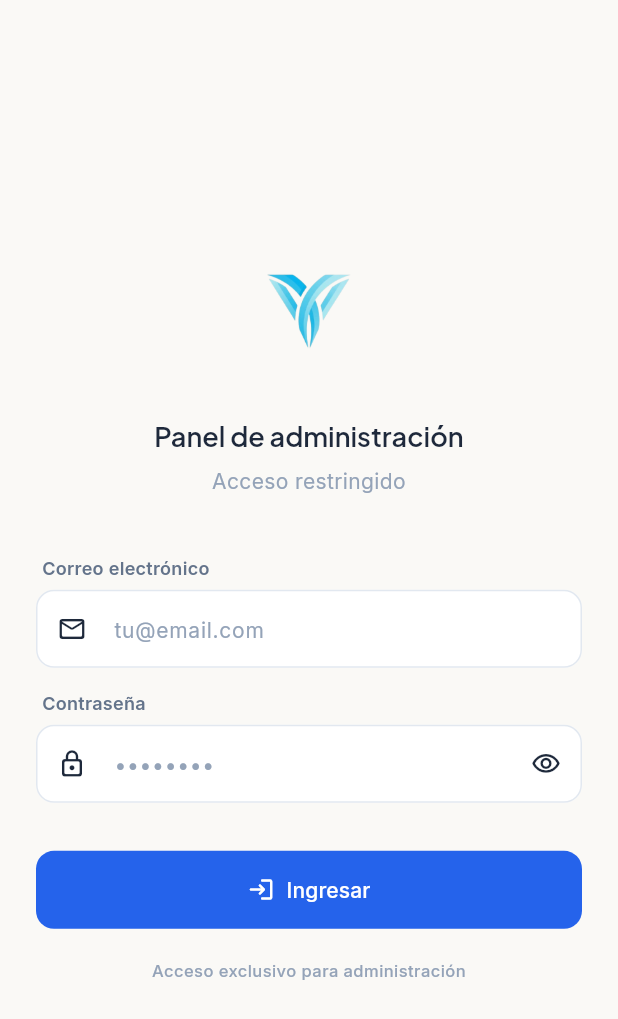
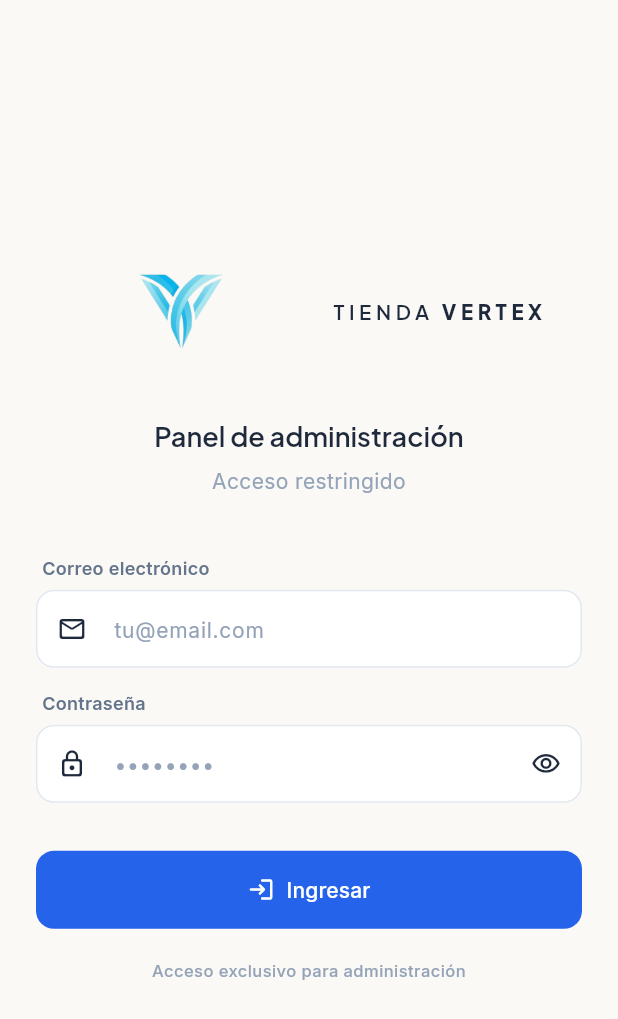
Before and after one commit to Daniel371-lab/Tienda-vertex, a Flutter app: the screen it shows after launch, on a phone screen of 412 x 824 dp. Shown: the top 1019 px of the screen. Run offline on Flutter 3.47's test engine with Material 3 defaults, Android fonts, the phone set to English and light mode, and no system bars; our stand-ins replace cached_network_image, cloud_firestore, firebase_analytics, firebase_auth, firebase_core, firebase_storage and 8 more; accounts and stored records are empty.

Commit message:
Nuevo logo

```diff
--- a/lib/core/widgets/vertex_logo.dart
+++ b/lib/core/widgets/vertex_logo.dart
@@ -1,8 +1,9 @@
 import 'package:flutter/material.dart';
+import 'package:google_fonts/google_fonts.dart';
 
 import '../../app/theme/app_colors.dart';
 
-/// Marca gráfica de Tienda Vertex.
+/// Marca gráfica de Tienda Vertex: logo PNG + wordmark.
 class VertexLogo extends StatelessWidget {
   const VertexLogo({
     super.key,
@@ -21,10 +22,41 @@ class VertexLogo extends StatelessWidget {
 
   @override
   Widget build(BuildContext context) {
-    return Image.asset(
-      'assets/images/logo_vertex.png',
-      height: markSize * 1.4,
-      fit: BoxFit.contain,
+    return Row(
+      mainAxisSize: MainAxisSize.min,
+      crossAxisAlignment: CrossAxisAlignment.center,
+      children: [
+        Image.asset(
+          'assets/images/logo_vertex.png',
+          height: markSize * 1.4,
+          fit: BoxFit.contain,
+        ),
+        if (showWordmark) ...[
+          SizedBox(width: markSize * 0.5),
+          RichText(
+            text: TextSpan(
+              style: GoogleFonts.plusJakartaSans(
+                fontSize: wordmarkSize * 0.62,
+                fontWeight: FontWeight.w600,
+                letterSpacing: wordmarkSize * 0.14,
+                color: textColor,
+              ),
+              children: [
+                const TextSpan(text: 'TIENDA '),
+                TextSpan(
+                  text: 'VERTEX',
+                  style: GoogleFonts.plusJakartaSans(
+                    fontSize: wordmarkSize * 0.62,
+                    fontWeight: FontWeight.w800,
+                    letterSpacing: wordmarkSize * 0.14,
+                    color: textColor,
+                  ),
+                ),
+              ],
+            ),
+          ),
+        ],
+      ],
     );
   }
 }
```
Also changed, not shown: lib/features/admin_cpanel/widgets/ocr_import_dialog.dart (+148 -25 lines), lib/services/ai/gemini_service.dart (+22 -14 lines).
